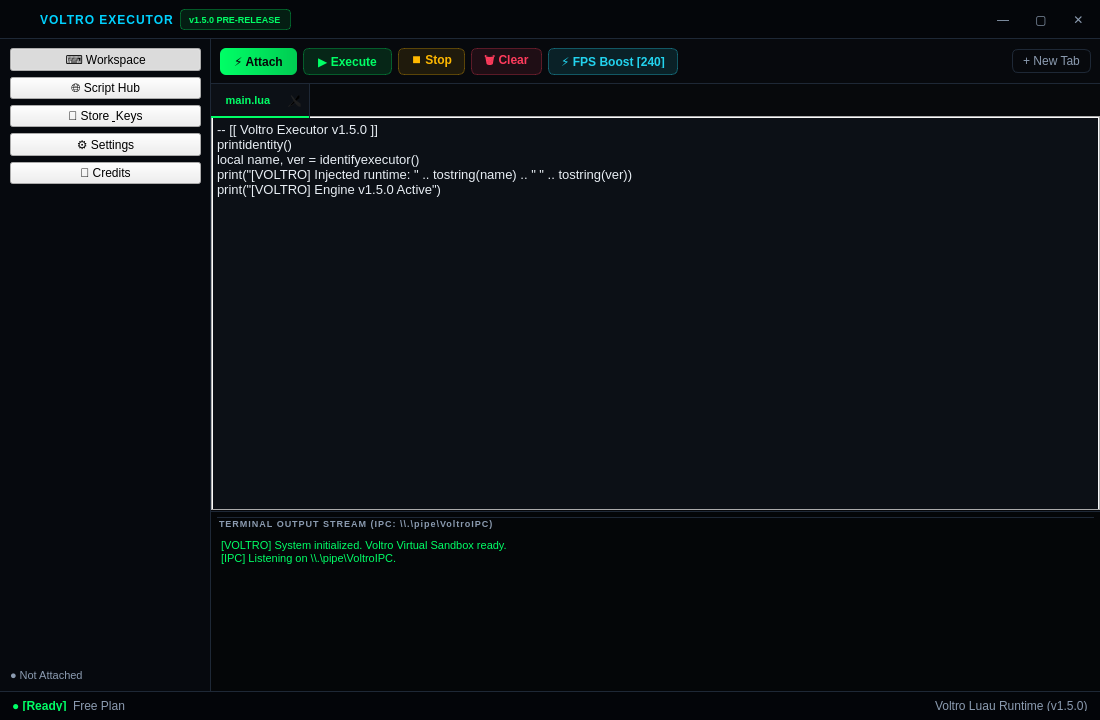
First picture: the form in voltro_3/voltro_ui/ui/mainwindow.ui, repository phantom0001-coder/Thakur, before the edit.
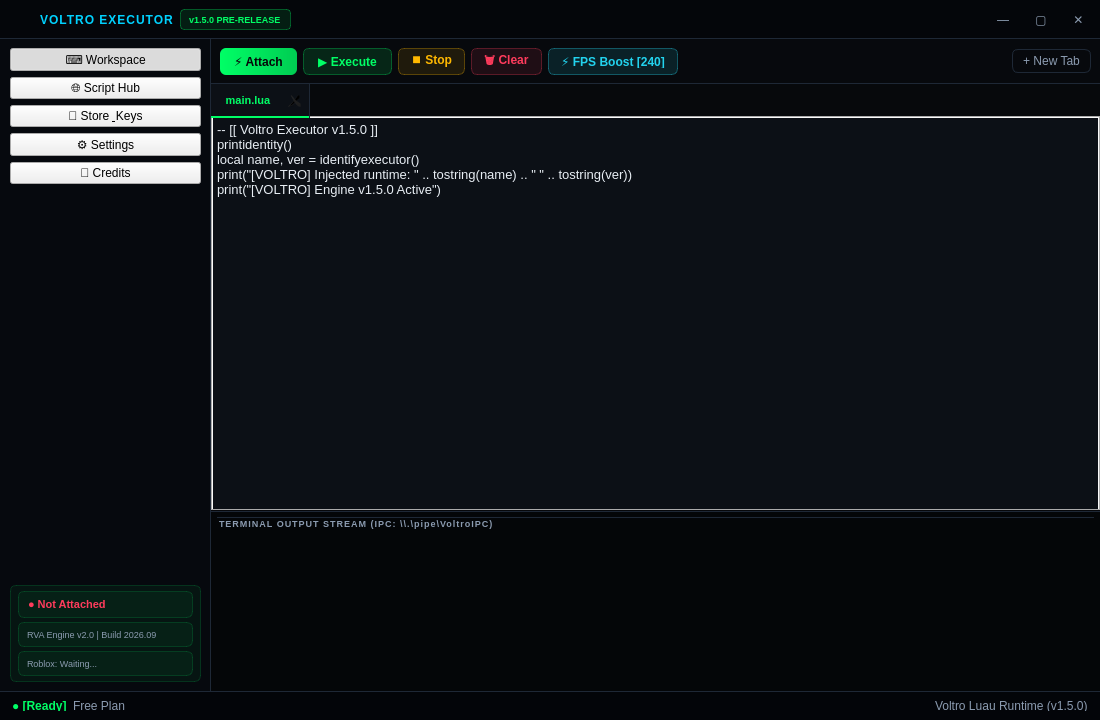
Second picture: the form after the edit. Icons and pictures are not drawn.

```diff
--- a/voltro_3/voltro_ui/ui/mainwindow.ui
+++ b/voltro_3/voltro_ui/ui/mainwindow.ui
@@ -249,13 +249,57 @@
            </spacer>
           </item>
           <item>
+            <widget class="QWidget" name="statusPanel" native="true">
+             <property name="styleSheet">
+              <string notr="true">background: rgba(0,255,102,0.05); border: 1px solid rgba(0,255,102,0.15); border-radius: 6px; padding: 6px;</string>
+             </property>
+             <layout class="QVBoxLayout" name="statusPanelLayout">
+              <property name="spacing">
+               <number>4</number>
+              </property>
+              <property name="leftMargin">
+               <number>8</number>
+              </property>
+              <property name="rightMargin">
+               <number>8</number>
+              </property>
+              <property name="topMargin">
+               <number>6</number>
+              </property>
+              <property name="bottomMargin">
+               <number>6</number>
+              </property>
+              <item>
            <widget class="QLabel" name="lblSideStatus">
             <property name="text">
              <string>● Not Attached</string>
             </property>
             <property name="styleSheet">
-             <string notr="true">color: #8b9bb0; font-size: 11px;</string>
-            </property>
+                 <string notr="true">color: #ff3b5c; font-size: 11px; font-weight: bold;</string>
+                </property>
+               </widget>
+              </item>
+              <item>
+               <widget class="QLabel" name="lblEngineVersion">
+                <property name="text">
+                 <string>RVA Engine v2.0 | Build 2026.09</string>
+                </property>
+                <property name="styleSheet">
+                 <string notr="true">color: #8b9bb0; font-size: 9px; font-family: 'JetBrains Mono';</string>
+                </property>
+               </widget>
+              </item>
+              <item>
+               <widget class="QLabel" name="lblRobloxVersion">
+                <property name="text">
+                 <string>Roblox: Waiting...</string>
+                </property>
+                <property name="styleSheet">
+                 <string notr="true">color: #8b9bb0; font-size: 9px; font-family: 'JetBrains Mono';</string>
+                </property>
+               </widget>
+              </item>
+             </layout>
            </widget>
           </item>
          </layout>
@@ -436,17 +480,12 @@
                </widget>
               </item>
               <item>
-               <widget class="QPlainTextEdit" name="txtConsole">
+                <widget class="QTextBrowser" name="txtConsole">
                 <property name="readOnly">
                  <bool>true</bool>
                 </property>
-                <property name="plainText">
-                 <string>[VOLTRO] System initialized. Voltro Virtual Sandbox ready.
-[IPC] Listening on \\.\pipe\VoltroIPC.
-</string>
-                </property>
                 <property name="styleSheet">
-                 <string notr="true">background: transparent; border: none; font-family: 'JetBrains Mono'; font-size: 11px; color: #00ff66;</string>
+                  <string notr="true">background: transparent; border: none; font-family: 'JetBrains Mono'; font-size: 11px;</string>
                 </property>
                </widget>
               </item>
```
Lines whose indentation alone changed are shown as unchanged.
